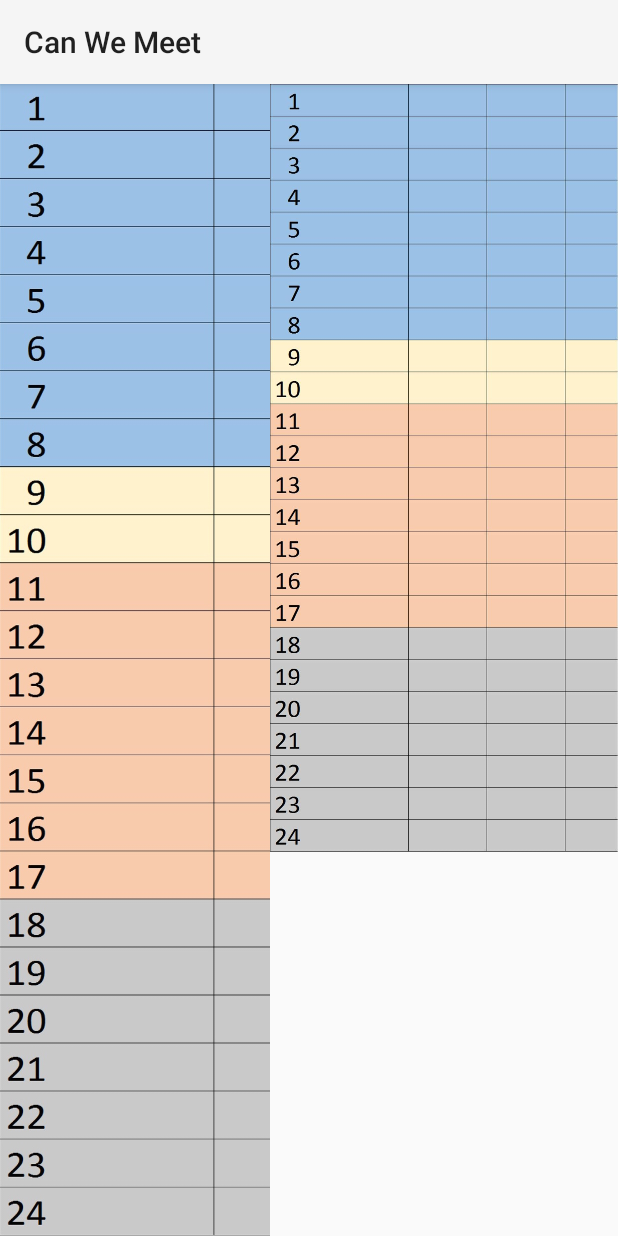
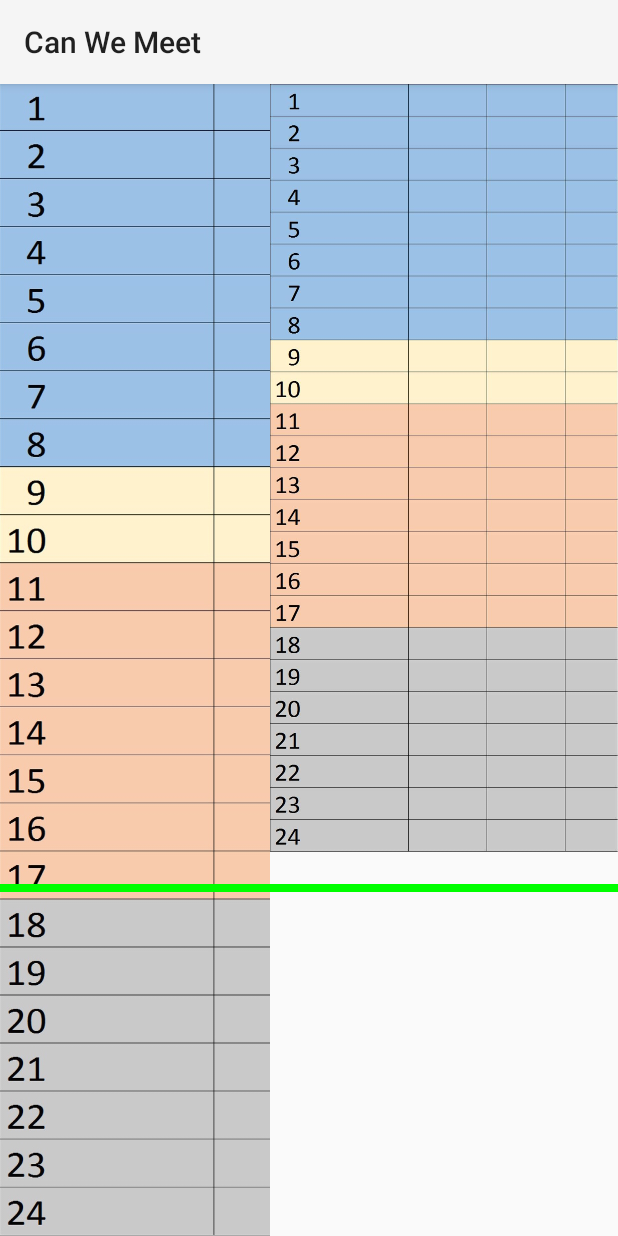
Before and after one commit to renegens/Can-We-Meet, an Android app: the screen it shows after launch (MainActivity), on a phone screen of 412 x 824 dp. Run offline under Robolectric (Android 15) with nearby library versions, the phone set to English and light mode, and no system bars.

Commit message:
added line for time stamp

```diff
--- /dev/null
+++ b/app/src/main/java/gepalcreations/canwemeet/Clock.java
@@ -0,0 +1,24 @@
+package gepalcreations.canwemeet;
+
+import java.util.Calendar;
+
+
+public class Clock {
+
+    Calendar c = Calendar.getInstance();
+
+
+    public int getSeconds() {
+        int minute = c.get(Calendar.MINUTE);
+        return minute;
+    }
+
+    public int getHours (){
+
+        int hour = c.get(Calendar.HOUR_OF_DAY);
+        return hour;
+    }
+
+
+
+}
--- a/app/src/main/java/gepalcreations/canwemeet/ClockAnimation.java
+++ /dev/null
@@ -1,34 +0,0 @@
-package gepalcreations.canwemeet;
-
-import android.graphics.Canvas;
-import android.graphics.Color;
-import android.graphics.Paint;
-
-import java.util.Calendar;
-
-
-public class ClockAnimation {
-
-    public int getSeconds() {
-        Calendar c = Calendar.getInstance();
-        int seconds = c.get(Calendar.MINUTE);
-        return seconds;
-    }
-
-    public void drawLine(Canvas canvas){
-        Paint paint = new Paint();
-        paint.setColor(Color.GREEN);
-        paint.setStrokeWidth(10);
-        int startx = 0;
-        int starty = 0;
-        int endx = 0;
-        int endy = 0;
-        canvas.drawLine(startx, starty, endx, endy, paint);
-    }
-
-
-
-
-    // Line
-
-}
--- a/app/src/main/java/gepalcreations/canwemeet/MainActivity.java
+++ b/app/src/main/java/gepalcreations/canwemeet/MainActivity.java
@@ -1,20 +1,12 @@
 package gepalcreations.canwemeet;
 
 import android.app.Activity;
-import android.content.Context;
-import android.content.res.Resources;
 import android.graphics.Bitmap;
 import android.graphics.BitmapFactory;
-import android.graphics.Canvas;
-import android.graphics.Paint;
-import android.graphics.Point;
 import android.os.Bundle;
-import android.util.DisplayMetrics;
 import android.util.Log;
-import android.view.Display;
 import android.view.LayoutInflater;
 import android.view.View;
-import android.widget.ArrayAdapter;
 import android.widget.ImageView;
 import android.widget.LinearLayout;
 
@@ -24,9 +16,12 @@ import java.util.TimeZone;
 
 public class MainActivity extends Activity {
 
-    private Context mContext;
     private LinearLayout timeLinearLayout;
     private Calendar current;
+    private View line;
+
+
+
     private static final String TAG = "TimeZone";
 
     @Override
@@ -35,23 +30,22 @@ public class MainActivity extends Activity {
         setContentView(R.layout.activity_main);
 
         //Getting time from clock animation class in minutes
-        ClockAnimation mClockAnimation = new ClockAnimation();
-        int timeInMinutes = mClockAnimation.getSeconds();
+        Clock mClock = new Clock();
+        int currentMinutes = mClock.getSeconds();
+        int currentHours = mClock.getHours();
+        Log.e(TAG, String.valueOf(currentHours));
+        Log.e(TAG, String.valueOf(currentMinutes));
+
+
 
         //Loading Layout
         timeLinearLayout = (LinearLayout) findViewById(R.id.time_linear_layout);
         timeLinearLayout.setOrientation(LinearLayout.VERTICAL);
+        //Loading Line
+        line = (View) findViewById(R.id.line);
+        line.setTranslationY(800);
 
-        //Getting height and witdh of layout
-        Display display = getWindowManager().getDefaultDisplay();
 
-        Point size = new Point();
-        display.getSize(size);
-        int width = size.x;
-        int height = size.y;
-        Paint mPaint = new Paint();
-
-        mClockAnimation.drawLine(size,width,height,mPaint);
 
 
         //getting current timeZone from system
--- a/app/src/main/res/layout/activity_main.xml
+++ b/app/src/main/res/layout/activity_main.xml
@@ -3,6 +3,8 @@
     android:layout_width="match_parent"
     android:layout_height="match_parent"
     tools:context=".MainActivity">
+
+
 
     <LinearLayout
         android:layout_width="match_parent"
@@ -11,6 +13,8 @@
         android:layout_alignParentStart="true"
         android:layout_alignParentTop="true"
         android:orientation="horizontal">
+
+
 
         <ImageView
             android:id="@+id/imageView"
@@ -33,4 +37,11 @@
 
     </LinearLayout>
 
+    <View
+        android:id="@+id/line"
+        android:layout_width="fill_parent"
+        android:layout_height="5dp"
+        android:background="#0f0" />
+
+
 </RelativeLayout>
```
